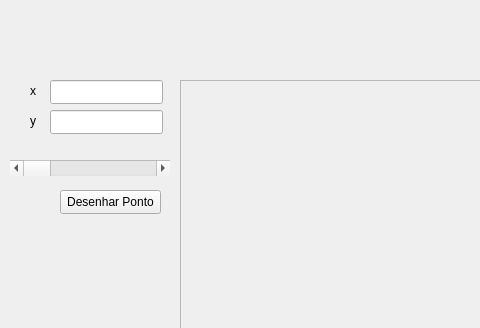
First picture: the form in mainwindow.ui, repository samu-ribas/3D-Graphics-Engine-Project, before the edit; both pictures show x 0 to 480 and y 0 to 328 of the 1279 by 600 pixel window.
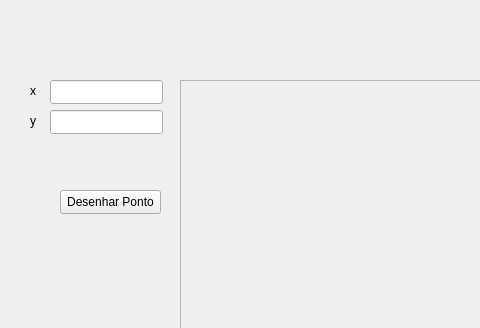
Second picture: the form after the edit. Custom widgets are drawn as their Qt base class.

What changed in the file:
```diff
--- a/mainwindow.ui
+++ b/mainwindow.ui
@@ -89,19 +89,6 @@
      <string>y</string>
     </property>
    </widget>
-   <widget class="QScrollBar" name="scrollBarEspessura">
-    <property name="geometry">
-     <rect>
-      <x>10</x>
-      <y>160</y>
-      <width>160</width>
-      <height>16</height>
-     </rect>
-    </property>
-    <property name="orientation">
-     <enum>Qt::Orientation::Horizontal</enum>
-    </property>
-   </widget>
   </widget>
   <widget class="QMenuBar" name="menubar">
    <property name="geometry">
```
